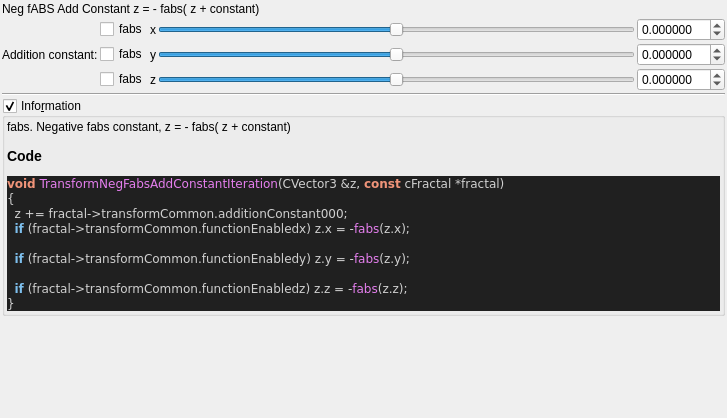
buddhi1980/mandelbulber2, file mandelbulber2/qt_data/fractal_transf_neg_fabs_add_constant.ui: the form before one commit.
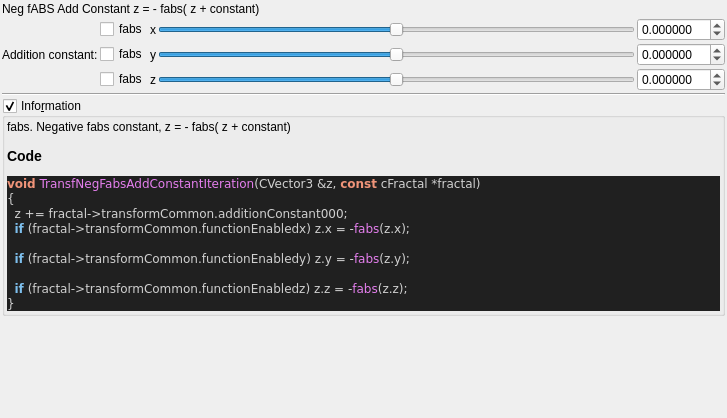
The form after the commit. Custom widgets are drawn as their Qt base class.

What changed in the file:
```diff
--- a/mandelbulber2/qt_data/fractal_transf_neg_fabs_add_constant.ui
+++ b/mandelbulber2/qt_data/fractal_transf_neg_fabs_add_constant.ui
@@ -280,7 +280,7 @@
 &lt;/table&gt;
 &lt;h3&gt;Code&lt;/h3&gt;
 &lt;body style=&quot;background-color:#202020&quot;&gt;
-&lt;pre style=&quot;color:#d0d0d0; background-color:#202020;  font-family:'Courier New',monospace;&quot;&gt;&lt;span style=&quot;color:#f09479; font-weight:bold&quot;&gt;void&lt;/span&gt; &lt;span style=&quot;color:#e47eed&quot;&gt;TransformNegFabsAddConstantIteration&lt;/span&gt;&lt;span style=&quot;color:#d0d0d0&quot;&gt;(&lt;/span&gt;CVector3 &lt;span style=&quot;color:#d0d0d0&quot;&gt;&amp;amp;&lt;/span&gt;z&lt;span style=&quot;color:#d0d0d0&quot;&gt;,&lt;/span&gt; &lt;span style=&quot;color:#f09479; font-weight:bold&quot;&gt;const&lt;/span&gt; cFractal &lt;span style=&quot;color:#d0d0d0&quot;&gt;*&lt;/span&gt;fractal&lt;span style=&quot;color:#d0d0d0&quot;&gt;)&lt;/span&gt;
+&lt;pre style=&quot;color:#d0d0d0; background-color:#202020;  font-family:'Courier New',monospace;&quot;&gt;&lt;span style=&quot;color:#f09479; font-weight:bold&quot;&gt;void&lt;/span&gt; &lt;span style=&quot;color:#e47eed&quot;&gt;TransfNegFabsAddConstantIteration&lt;/span&gt;&lt;span style=&quot;color:#d0d0d0&quot;&gt;(&lt;/span&gt;CVector3 &lt;span style=&quot;color:#d0d0d0&quot;&gt;&amp;amp;&lt;/span&gt;z&lt;span style=&quot;color:#d0d0d0&quot;&gt;,&lt;/span&gt; &lt;span style=&quot;color:#f09479; font-weight:bold&quot;&gt;const&lt;/span&gt; cFractal &lt;span style=&quot;color:#d0d0d0&quot;&gt;*&lt;/span&gt;fractal&lt;span style=&quot;color:#d0d0d0&quot;&gt;)&lt;/span&gt;
 &lt;span style=&quot;color:#d0d0d0&quot;&gt;{&lt;/span&gt;
   z &lt;span style=&quot;color:#d0d0d0&quot;&gt;+=&lt;/span&gt; fractal&lt;span style=&quot;color:#d0d0d0&quot;&gt;-&amp;gt;&lt;/span&gt;transformCommon&lt;span style=&quot;color:#d0d0d0&quot;&gt;.&lt;/span&gt;additionConstant000&lt;span style=&quot;color:#d0d0d0&quot;&gt;;&lt;/span&gt;
   &lt;span style=&quot;color:#7ec0ee; font-weight:bold&quot;&gt;if&lt;/span&gt; &lt;span style=&quot;color:#d0d0d0&quot;&gt;(&lt;/span&gt;fractal&lt;span style=&quot;color:#d0d0d0&quot;&gt;-&amp;gt;&lt;/span&gt;transformCommon&lt;span style=&quot;color:#d0d0d0&quot;&gt;.&lt;/span&gt;functionEnabledx&lt;span style=&quot;color:#d0d0d0&quot;&gt;)&lt;/span&gt; z&lt;span style=&quot;color:#d0d0d0&quot;&gt;.&lt;/span&gt;x &lt;span style=&quot;color:#d0d0d0&quot;&gt;= -&lt;/span&gt;&lt;span style=&quot;color:#e47eed&quot;&gt;fabs&lt;/span&gt;&lt;span style=&quot;color:#d0d0d0&quot;&gt;(&lt;/span&gt;z&lt;span style=&quot;color:#d0d0d0&quot;&gt;.&lt;/span&gt;x&lt;span style=&quot;color:#d0d0d0&quot;&gt;);&lt;/span&gt;
```
